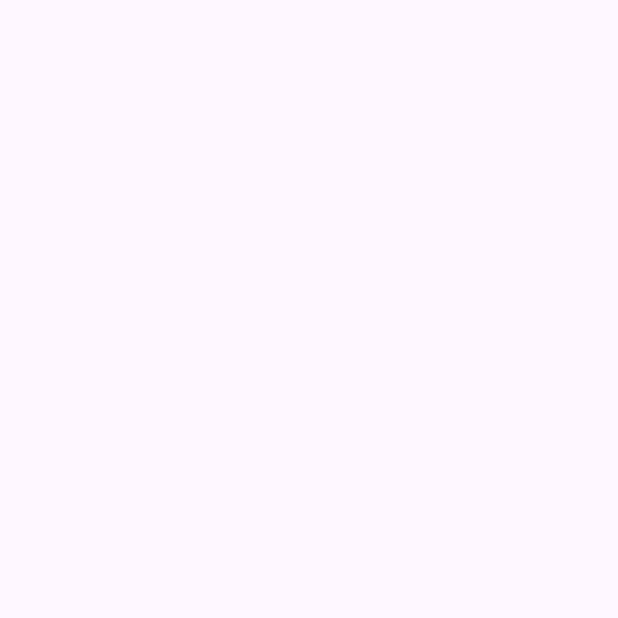
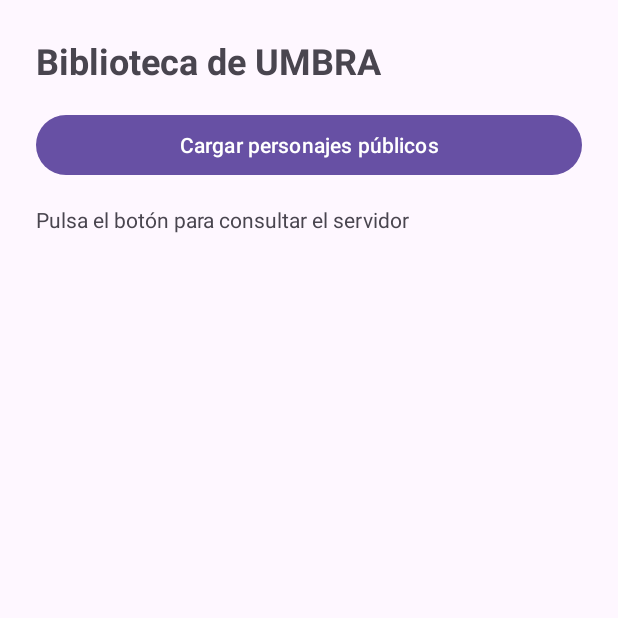
Before and after one commit to Ixf2/UMBRAAndroid, an Android app: the BibliotecaActivity screen opened directly, with no data from a screen before it, on a phone screen of 412 x 824 dp, the top half of it. Before the commit the part shown is empty. Run offline under Robolectric (Android 15) with nearby library versions, the phone set to English and light mode, and no system bars.

Commit message:
Feat: Agregar contenido app xml

```diff
--- a/app/src/main/java/com/example/umbra/activities/BibliotecaActivity.kt
+++ b/app/src/main/java/com/example/umbra/activities/BibliotecaActivity.kt
@@ -1,21 +1,63 @@
+
 package com.example.umbra.activities
 
 import android.os.Bundle
-import androidx.activity.enableEdgeToEdge
+import android.widget.Button
+import android.widget.TextView
 import androidx.appcompat.app.AppCompatActivity
-import androidx.core.view.ViewCompat
-import androidx.core.view.WindowInsetsCompat
+import androidx.lifecycle.lifecycleScope
 import com.example.umbra.R
+import com.example.umbra.repository.PersonajeRepository
+import kotlinx.coroutines.launch
 
 class BibliotecaActivity : AppCompatActivity() {
+
+    private val repository = PersonajeRepository()
+
     override fun onCreate(savedInstanceState: Bundle?) {
         super.onCreate(savedInstanceState)
-        enableEdgeToEdge()
-        setContentView(R.layout.activity_biblioteca_activirty)
-        ViewCompat.setOnApplyWindowInsetsListener(findViewById(R.id.main)) { v, insets ->
-            val systemBars = insets.getInsets(WindowInsetsCompat.Type.systemBars())
-            v.setPadding(systemBars.left, systemBars.top, systemBars.right, systemBars.bottom)
-            insets
+        setContentView(R.layout.activity_biblioteca_activity)
+
+        val btnCargar = findViewById<Button>(R.id.btnCargarPersonajes)
+        val txtEstado = findViewById<TextView>(R.id.txtEstado)
+        val txtPersonajes = findViewById<TextView>(R.id.txtPersonajes)
+
+        btnCargar.setOnClickListener {
+            lifecycleScope.launch {
+                btnCargar.isEnabled = false
+                txtEstado.text = "Consultando Spring Boot..."
+                txtPersonajes.text = ""
+
+                try {
+                    val respuesta = repository.obtenerPublicos()
+
+                    if (respuesta.isSuccessful) {
+                        val personajes = respuesta.body().orEmpty()
+
+                        txtEstado.text =
+                            "Personajes públicos encontrados: ${personajes.size}"
+
+                        txtPersonajes.text = if (personajes.isEmpty()) {
+                            "No hay personajes públicos disponibles."
+                        } else {
+                            personajes.joinToString("\n\n") { personaje ->
+                                "${personaje.nombre}\n" +
+                                        "Clase: ${personaje.clase ?: "Sin clase"}\n" +
+                                        "Raza: ${personaje.raza ?: "Sin raza"}\n" +
+                                        "Nivel: ${personaje.nivel}"
+                            }
+                        }
+                    } else {
+                        txtEstado.text =
+                            "Error HTTP: ${respuesta.code()}"
+                    }
+                } catch (e: Exception) {
+                    txtEstado.text =
+                        "Error de conexión: ${e.localizedMessage}"
+                } finally {
+                    btnCargar.isEnabled = true
+                }
+            }
         }
     }
 }
--- a/app/src/main/res/layout/activity_biblioteca_activirty.xml
+++ /dev/null
@@ -1,10 +0,0 @@
-<?xml version="1.0" encoding="utf-8"?>
-<androidx.constraintlayout.widget.ConstraintLayout xmlns:android="http://schemas.android.com/apk/res/android"
-    xmlns:app="http://schemas.android.com/apk/res-auto"
-    xmlns:tools="http://schemas.android.com/tools"
-    android:id="@+id/main"
-    android:layout_width="match_parent"
-    android:layout_height="match_parent"
-    tools:context=".activities.BibliotecaActivity">
-
-</androidx.constraintlayout.widget.ConstraintLayout>
--- /dev/null
+++ b/app/src/main/res/layout/activity_biblioteca_activity.xml
@@ -0,0 +1,44 @@
+<?xml version="1.0" encoding="utf-8"?>
+<LinearLayout xmlns:android="http://schemas.android.com/apk/res/android"
+    android:layout_width="match_parent"
+    android:layout_height="match_parent"
+    android:orientation="vertical"
+    android:padding="24dp">
+
+    <TextView
+        android:id="@+id/tituloBiblioteca"
+        android:layout_width="match_parent"
+        android:layout_height="wrap_content"
+        android:text="Biblioteca de UMBRA"
+        android:textSize="24sp"
+        android:textStyle="bold"
+        android:layout_marginBottom="16dp" />
+
+    <Button
+        android:id="@+id/btnCargarPersonajes"
+        android:layout_width="match_parent"
+        android:layout_height="wrap_content"
+        android:text="Cargar personajes públicos" />
+
+    <TextView
+        android:id="@+id/txtEstado"
+        android:layout_width="match_parent"
+        android:layout_height="wrap_content"
+        android:text="Pulsa el botón para consultar el servidor"
+        android:layout_marginTop="16dp"
+        android:layout_marginBottom="12dp" />
+
+    <ScrollView
+        android:layout_width="match_parent"
+        android:layout_height="0dp"
+        android:layout_weight="1">
+
+        <TextView
+            android:id="@+id/txtPersonajes"
+            android:layout_width="match_parent"
+            android:layout_height="wrap_content"
+            android:textSize="16sp" />
+
+    </ScrollView>
+
+</LinearLayout>
```
Also changed, not shown: app/src/main/java/com/example/umbra/activities/MainActivity.kt (+9 -8 lines), app/src/main/res/layout/activity_main.xml (+30 -12 lines).
